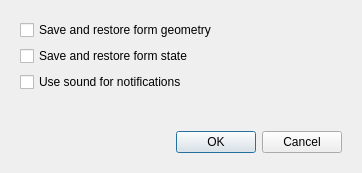
Before: the Qt Designer form src/app/settings/settings.ui in xvitaly/tuned-switcher, drawn with Qt 5.
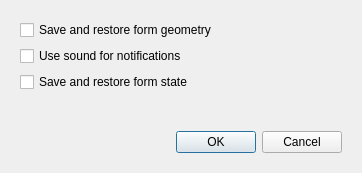
After: the same form once the commit is applied.

Commit message: Removed unneeded external layouts from the Settings form.

The edit to the form file:
```diff
--- a/src/app/settings/settings.ui
+++ b/src/app/settings/settings.ui
@@ -20,26 +20,17 @@
   <property name="windowTitle">
    <string>Settings</string>
   </property>
-  <layout class="QVBoxLayout" name="verticalLayout_3">
-   <item>
-    <widget class="QWidget" name="MainWidget" native="true">
-     <layout class="QVBoxLayout" name="verticalLayout_2">
-      <item>
        <layout class="QVBoxLayout" name="VerticalLayout">
         <item>
+    <widget class="QWidget" name="MainWidget" native="true">
+     <layout class="QVBoxLayout" name="VerticalLayout_2">
+      <item>
          <widget class="QCheckBox" name="SaveFormGeometry">
           <property name="text">
            <string>Save and restore form geometry</string>
           </property>
          </widget>
         </item>
-        <item>
-         <widget class="QCheckBox" name="SaveFormState">
-          <property name="text">
-           <string>Save and restore form state</string>
-          </property>
-         </widget>
-        </item>
         <item>
          <widget class="QCheckBox" name="EnableSound">
           <property name="text">
@@ -47,6 +38,13 @@
           </property>
          </widget>
         </item>
+      <item>
+       <widget class="QCheckBox" name="SaveFormState">
+        <property name="text">
+         <string>Save and restore form state</string>
+        </property>
+       </widget>
+      </item>
         <item>
          <spacer name="VerticalSpacer">
           <property name="orientation">
@@ -69,8 +67,6 @@
            <set>QDialogButtonBox::StandardButton::Cancel|QDialogButtonBox::StandardButton::Ok</set>
           </property>
          </widget>
-        </item>
-       </layout>
       </item>
      </layout>
     </widget>
```
Lines whose indentation alone changed are shown as unchanged.
